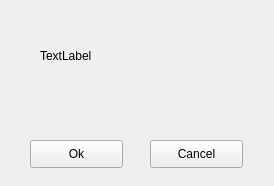
Old version of the form widgets_file/custom_message.ui in the repository ericmullally/dnd_tracker.
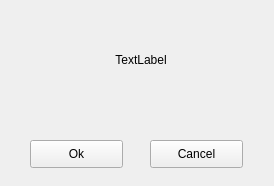
New version of the form.

```diff
--- a/widgets_file/custom_message.ui
+++ b/widgets_file/custom_message.ui
@@ -18,16 +18,31 @@
     <rect>
      <x>40</x>
      <y>10</y>
-     <width>181</width>
-     <height>91</height>
+     <width>202</width>
+     <height>100</height>
     </rect>
    </property>
+   <property name="minimumSize">
+    <size>
+     <width>180</width>
+     <height>100</height>
+    </size>
+   </property>
    <property name="text">
     <string>TextLabel</string>
    </property>
+   <property name="scaledContents">
+    <bool>true</bool>
+   </property>
+   <property name="alignment">
+    <set>Qt::AlignCenter</set>
+   </property>
    <property name="wordWrap">
     <bool>true</bool>
    </property>
+   <property name="margin">
+    <number>7</number>
+   </property>
   </widget>
   <widget class="QPushButton" name="ok_button">
    <property name="geometry">
```
